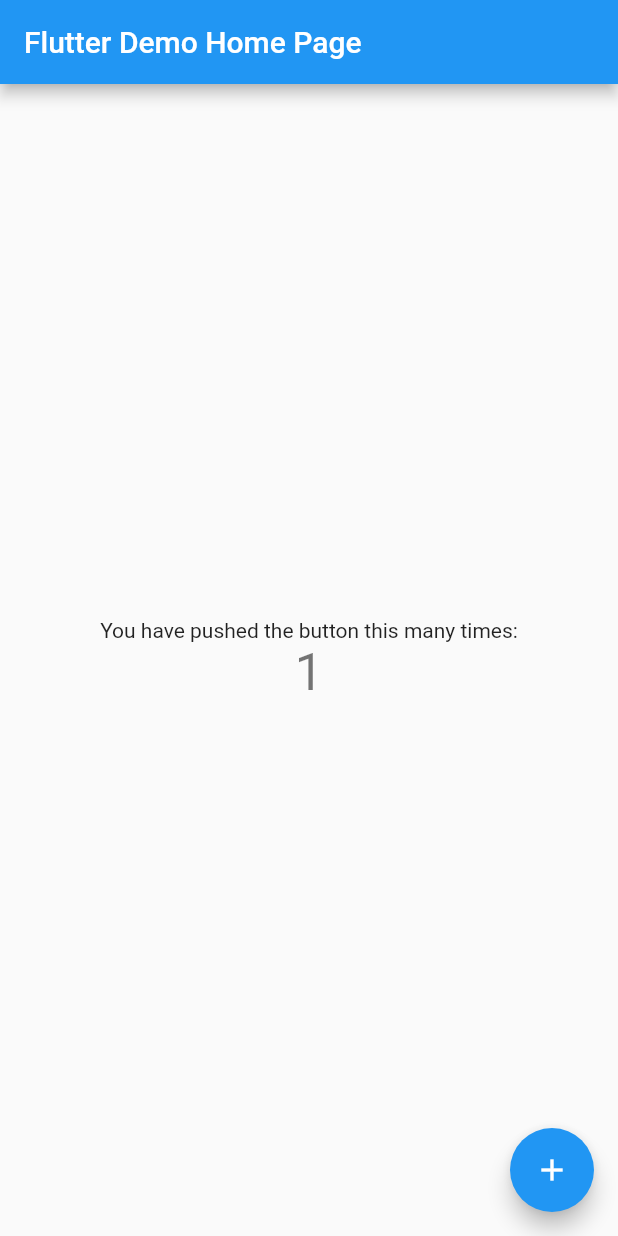
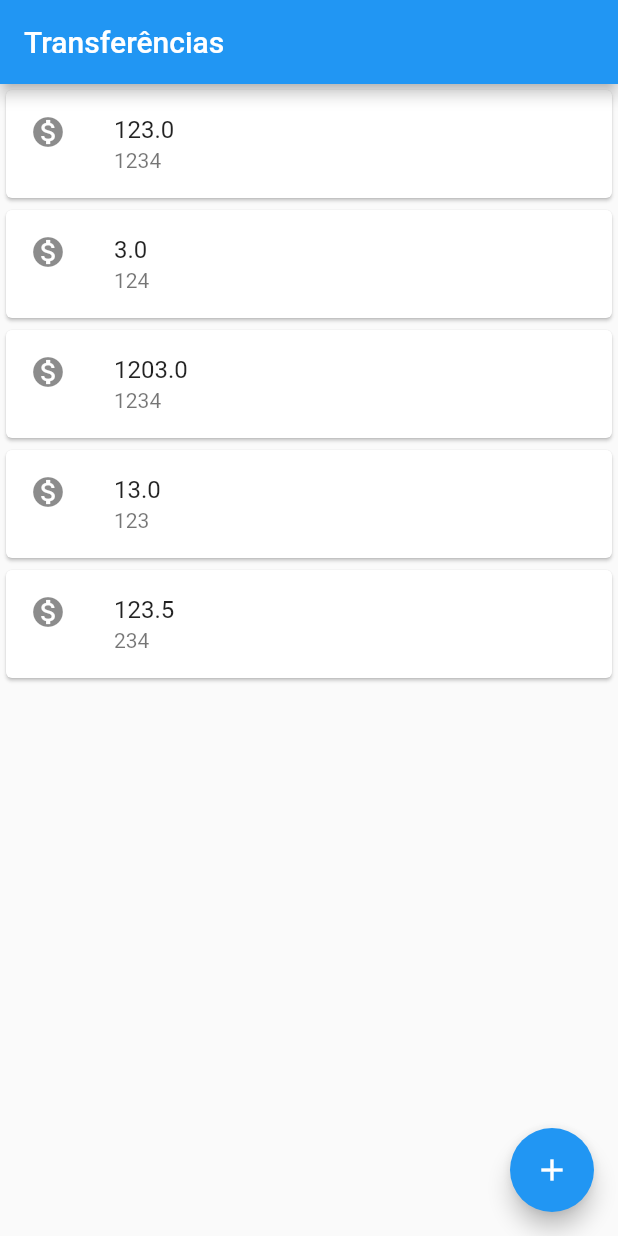
Before and after one commit to fernandozanutto/Flutter-First-App, a Flutter app: the screen it shows after launch, after a tap on the "add" icon, on a phone screen of 412 x 824 dp. Run offline on Flutter 3.47's test engine with Material 2 defaults, Android fonts, the phone set to English and light mode, and no system bars.

Commit message:
Showing mock transaction list

```diff
--- a/lib/main.dart
+++ b/lib/main.dart
@@ -1,115 +1,60 @@
 import 'package:flutter/material.dart';
 
-void main() {
-  runApp(const MyApp());
-}
+void main() => runApp(
+      MaterialApp(
+        home: Scaffold(
+          appBar: AppBar(
+            title: const Text("Transferências"),
+          ),
+          floatingActionButton: FloatingActionButton(
+            child: const Icon(Icons.add),
+            onPressed: () => {},
+          ),
+          body: TransactionList()
+        ),
+      ),
+    );
 
-class MyApp extends StatelessWidget {
-  const MyApp({Key? key}) : super(key: key);
 
-  // This widget is the root of your application.
+class TransactionList extends StatelessWidget {
   @override
   Widget build(BuildContext context) {
-    return MaterialApp(
-      title: 'Flutter Demo',
-      theme: ThemeData(
-        // This is the theme of your application.
-        //
-        // Try running your application with "flutter run". You'll see the
-        // application has a blue toolbar. Then, without quitting the app, try
-        // changing the primarySwatch below to Colors.green and then invoke
-        // "hot reload" (press "r" in the console where you ran "flutter run",
-        // or simply save your changes to "hot reload" in a Flutter IDE).
-        // Notice that the counter didn't reset back to zero; the application
-        // is not restarted.
-        primarySwatch: Colors.blue,
-      ),
-      home: const MyHomePage(title: 'Flutter Demo Home Page'),
+    return Column(
+      children: [
+        TransactionItem(Transaction(123.00, 1234)),
+        TransactionItem(Transaction(3.00, 124)),
+        TransactionItem(Transaction(1203.00, 1234)),
+        TransactionItem(Transaction(13.00, 123)),
+        TransactionItem(Transaction(123.50, 234)),
+      ],
     );
   }
 }
 
-class MyHomePage extends StatefulWidget {
-  const MyHomePage({Key? key, required this.title}) : super(key: key);
 
-  // This widget is the home page of your application. It is stateful, meaning
-  // that it has a State object (defined below) that contains fields that affect
-  // how it looks.
+class TransactionItem extends StatelessWidget {
 
-  // This class is the configuration for the state. It holds the values (in this
-  // case the title) provided by the parent (in this case the App widget) and
-  // used by the build method of the State. Fields in a Widget subclass are
-  // always marked "final".
+  final Transaction transaction;
 
-  final String title;
-
-  @override
-  State<MyHomePage> createState() => _MyHomePageState();
-}
-
-class _MyHomePageState extends State<MyHomePage> {
-  int _counter = 0;
-
-  void _incrementCounter() {
-    setState(() {
-      // This call to setState tells the Flutter framework that something has
-      // changed in this State, which causes it to rerun the build method below
-      // so that the display can reflect the updated values. If we changed
-      // _counter without calling setState(), then the build method would not be
-      // called again, and so nothing would appear to happen.
-      _counter++;
-    });
-  }
+  TransactionItem(this.transaction);
 
   @override
   Widget build(BuildContext context) {
-    // This method is rerun every time setState is called, for instance as done
-    // by the _incrementCounter method above.
-    //
-    // The Flutter framework has been optimized to make rerunning build methods
-    // fast, so that you can just rebuild anything that needs updating rather
-    // than having to individually change instances of widgets.
-    return Scaffold(
-      appBar: AppBar(
-        // Here we take the value from the MyHomePage object that was created by
-        // the App.build method, and use it to set our appbar title.
-        title: Text(widget.title),
+    return Card(
+      elevation: 1.0,
+      child: ListTile(
+        title: Text(transaction.value.toString()),
+        subtitle: Text(transaction.account.toString()),
+        leading: const Icon(Icons.monetization_on),
       ),
-      body: Center(
-        // Center is a layout widget. It takes a single child and positions it
-        // in the middle of the parent.
-        child: Column(
-          // Column is also a layout widget. It takes a list of children and
-          // arranges them vertically. By default, it sizes itself to fit its
-          // children horizontally, and tries to be as tall as its parent.
-          //
-          // Invoke "debug painting" (press "p" in the console, choose the
-          // "Toggle Debug Paint" action from the Flutter Inspector in Android
-          // Studio, or the "Toggle Debug Paint" command in Visual Studio Code)
-          // to see the wireframe for each widget.
-          //
-          // Column has various properties to control how it sizes itself and
-          // how it positions its children. Here we use mainAxisAlignment to
-          // center the children vertically; the main axis here is the vertical
-          // axis because Columns are vertical (the cross axis would be
-          // horizontal).
-          mainAxisAlignment: MainAxisAlignment.center,
-          children: <Widget>[
-            const Text(
-              'You have pushed the button this many times:',
-            ),
-            Text(
-              '$_counter',
-              style: Theme.of(context).textTheme.headline4,
-            ),
-          ],
-        ),
-      ),
-      floatingActionButton: FloatingActionButton(
-        onPressed: _incrementCounter,
-        tooltip: 'Increment',
-        child: const Icon(Icons.add),
-      ), // This trailing comma makes auto-formatting nicer for build methods.
     );
   }
 }
+
+
+class Transaction {
+  final double value;
+  final int account;
+
+  Transaction(this.value, this.account);
+}
```
